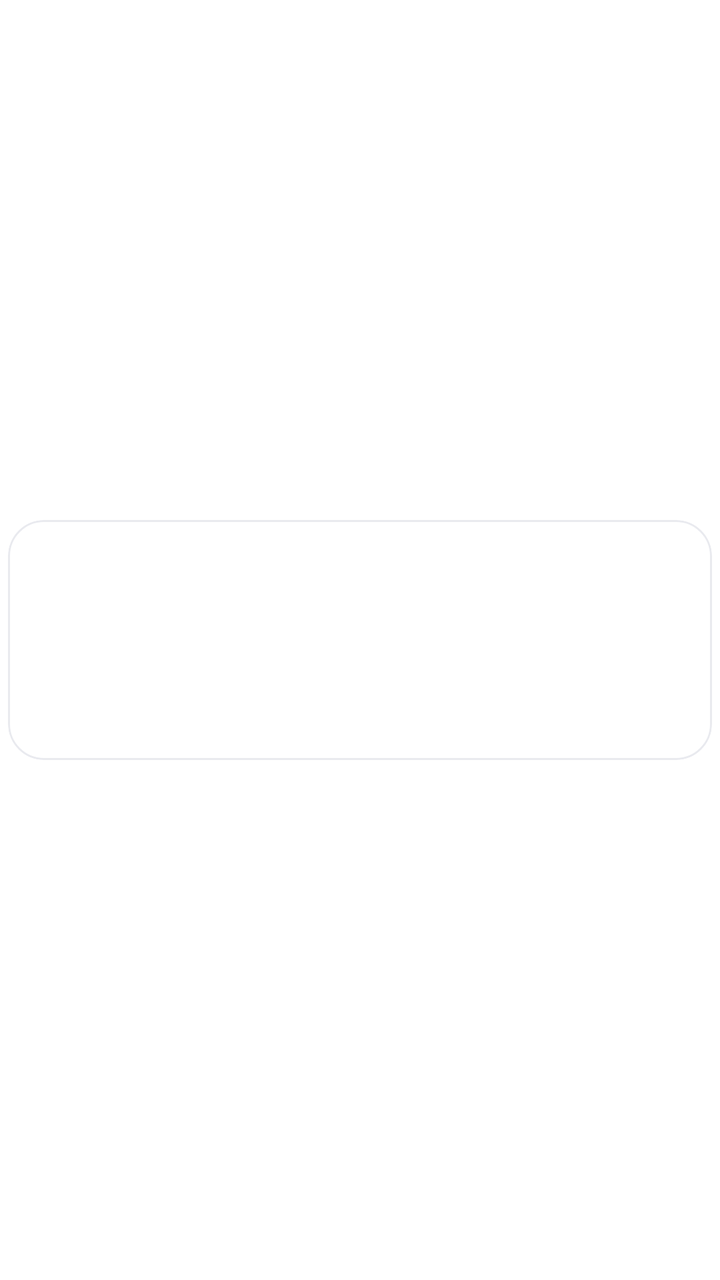
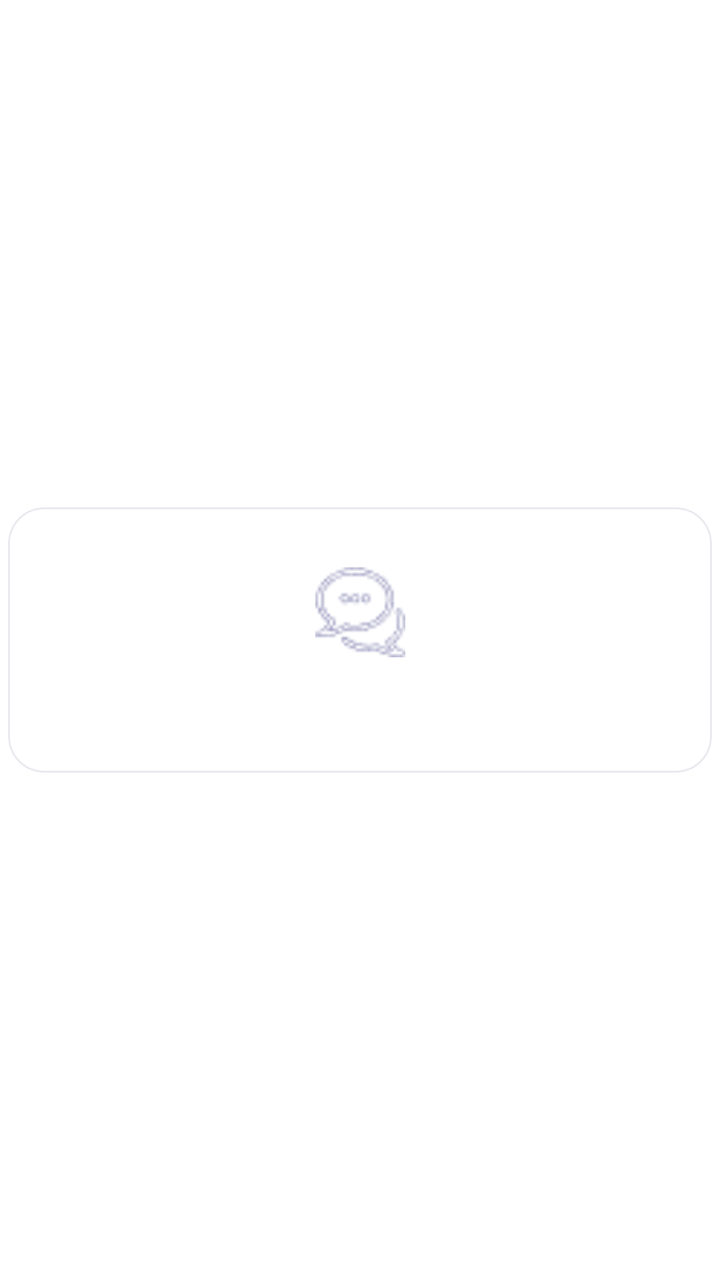

The first picture is an Android layout as it rendered before a commit; the second is the same layout after the commit. The layout source and the unified diff follow.
<!-- AndroidManifest.xml: application theme Theme.NewDesign -->
<!-- res/layout/item_layout_rvservices.xml -->
<?xml version="1.0" encoding="utf-8"?>
<androidx.constraintlayout.widget.ConstraintLayout xmlns:android="http://schemas.android.com/apk/res/android"
    xmlns:app="http://schemas.android.com/apk/res-auto"
    android:layout_width="match_parent"
    android:layout_height="wrap_content"
    android:paddingStart="4dp"
    android:paddingEnd="4dp"
    android:paddingLeft="4dp"
    android:paddingRight="4dp"
    android:paddingTop="5dp"
    android:paddingBottom="5dp">

    <com.google.android.material.card.MaterialCardView
        android:id="@+id/cardview"
        android:layout_width="match_parent"
        android:layout_height="120dp"
        app:cardCornerRadius="18dp"
        app:cardElevation="0dp"
        app:strokeWidth="1dp"
        app:strokeColor="#E9EAEF"
        app:cardBackgroundColor="@color/white"
        app:cardUseCompatPadding="false"
        app:layout_constraintEnd_toEndOf="parent"
        app:layout_constraintStart_toStartOf="parent"
        app:layout_constraintTop_toTopOf="parent"
        app:layout_constraintBottom_toBottomOf="parent">

        <androidx.constraintlayout.widget.ConstraintLayout
            android:id="@+id/layput_services"
            android:layout_width="match_parent"
            android:layout_height="match_parent"
            android:background="@color/white">

            <androidx.constraintlayout.widget.ConstraintLayout
                android:id="@+id/layout_uploadImage"
                android:layout_width="0dp"
                android:layout_height="54dp"
                android:layout_marginTop="12dp"
                android:layout_marginStart="8dp"
                android:layout_marginEnd="8dp"
                app:layout_constraintTop_toTopOf="parent"
                app:layout_constraintEnd_toEndOf="parent"
                app:layout_constraintStart_toStartOf="parent">

                <com.google.android.material.imageview.ShapeableImageView
                    android:id="@+id/iv_services"
                    android:layout_width="match_parent"
                    android:layout_height="match_parent"
                    android:adjustViewBounds="true"
                    android:scaleType="fitCenter"
                    app:layout_constraintBottom_toBottomOf="parent"
                    app:layout_constraintEnd_toEndOf="parent"
                    app:layout_constraintStart_toStartOf="parent"
                    app:layout_constraintTop_toTopOf="parent" />

                <com.google.android.material.imageview.ShapeableImageView
                    android:id="@+id/iv_homecare"
                    android:layout_width="match_parent"
                    android:layout_height="match_parent"
                    android:adjustViewBounds="true"
                    android:scaleType="fitCenter"
                    android:visibility="gone"
                    app:layout_constraintBottom_toBottomOf="parent"
                    app:layout_constraintEnd_toEndOf="parent"
                    app:layout_constraintStart_toStartOf="parent"
                    app:layout_constraintTop_toTopOf="parent" />
            </androidx.constraintlayout.widget.ConstraintLayout>

            <TextView
                android:id="@+id/tv_serviceName"
                android:layout_width="0dp"
                android:layout_height="0dp"
                android:layout_marginStart="6dp"
                android:layout_marginEnd="6dp"
                android:layout_marginTop="6dp"
                android:layout_marginBottom="8dp"
                android:gravity="center"
                android:textAlignment="center"
                android:fontFamily="@font/sf_pro_display_semibold"
                android:textAppearance="@style/TextAppearance.AppCompat.Headline"
                android:textColor="@color/black"
                android:textSize="13sp"
                android:maxLines="2"
                android:ellipsize="end"
                app:layout_constraintTop_toBottomOf="@+id/layout_uploadImage"
                app:layout_constraintBottom_toBottomOf="parent"
                app:layout_constraintStart_toStartOf="parent"
                app:layout_constraintEnd_toEndOf="parent" />

        </androidx.constraintlayout.widget.ConstraintLayout>

    </com.google.android.material.card.MaterialCardView>
</androidx.constraintlayout.widget.ConstraintLayout>
<!-- resources referenced by this layout -->
<resources>
  <color name="black">#FF000000</color>
  <color name="white">#FFFFFFFF</color>
  <style name="Theme.NewDesign" parent="Theme.MaterialComponents.Light.NoActionBar">
          
          <item name="colorPrimary">@color/purple_500</item>
          <item name="colorPrimaryVariant">@color/purple_700</item>
          <item name="colorOnPrimary">@color/white</item>
          
          <item name="colorSecondary">#0639BA</item>
          <item name="colorSecondaryVariant">@color/teal_700</item>
          <item name="colorOnSecondary">@color/black</item>
          
          <item name="android:statusBarColor">@color/purple_700</item>
          <item name="android:windowLightStatusBar">false</item>
          <item name="android:windowDrawsSystemBarBackgrounds">true</item>
          
      </style>
  <color name="purple_500">#AEB3BE</color>
  <color name="purple_700">#FF3700B3</color>
  <color name="teal_700">#FF018786</color>
</resources>

<!-- the commit's change to res/layout/item_layout_rvservices.xml (unified diff, before → after) -->
@@ -13,7 +13,7 @@
     <com.google.android.material.card.MaterialCardView
         android:id="@+id/cardview"
         android:layout_width="match_parent"
-        android:layout_height="120dp"
+        android:layout_height="wrap_content"
         app:cardCornerRadius="18dp"
         app:cardElevation="0dp"
         app:strokeWidth="1dp"
@@ -33,21 +33,20 @@
 
             <androidx.constraintlayout.widget.ConstraintLayout
                 android:id="@+id/layout_uploadImage"
-                android:layout_width="0dp"
-                android:layout_height="54dp"
-                android:layout_marginTop="12dp"
-                android:layout_marginStart="8dp"
-                android:layout_marginEnd="8dp"
+                android:layout_width="95dp"
+                android:layout_height="95dp"
+                android:layout_marginTop="5dp"
                 app:layout_constraintTop_toTopOf="parent"
                 app:layout_constraintEnd_toEndOf="parent"
                 app:layout_constraintStart_toStartOf="parent">
 
                 <com.google.android.material.imageview.ShapeableImageView
                     android:id="@+id/iv_services"
-                    android:layout_width="match_parent"
-                    android:layout_height="match_parent"
+                    android:layout_width="45dp"
+                    android:layout_height="45dp"
                     android:adjustViewBounds="true"
                     android:scaleType="fitCenter"
+                    android:src="@drawable/ic_chat"
                     app:layout_constraintBottom_toBottomOf="parent"
                     app:layout_constraintEnd_toEndOf="parent"
                     app:layout_constraintStart_toStartOf="parent"
@@ -59,7 +58,6 @@
                     android:layout_height="match_parent"
                     android:adjustViewBounds="true"
                     android:scaleType="fitCenter"
-                    android:visibility="gone"
                     app:layout_constraintBottom_toBottomOf="parent"
                     app:layout_constraintEnd_toEndOf="parent"
                     app:layout_constraintStart_toStartOf="parent"
@@ -68,24 +66,20 @@
 
             <TextView
                 android:id="@+id/tv_serviceName"
-                android:layout_width="0dp"
-                android:layout_height="0dp"
-                android:layout_marginStart="6dp"
-                android:layout_marginEnd="6dp"
-                android:layout_marginTop="6dp"
-                android:layout_marginBottom="8dp"
+                android:layout_width="wrap_content"
+                android:layout_height="wrap_content"
+                android:layout_marginBottom="10dp"
+                android:layout_marginTop="5dp"
                 android:gravity="center"
                 android:textAlignment="center"
                 android:fontFamily="@font/sf_pro_display_semibold"
                 android:textAppearance="@style/TextAppearance.AppCompat.Headline"
                 android:textColor="@color/black"
                 android:textSize="13sp"
-                android:maxLines="2"
-                android:ellipsize="end"
-                app:layout_constraintTop_toBottomOf="@+id/layout_uploadImage"
                 app:layout_constraintBottom_toBottomOf="parent"
                 app:layout_constraintStart_toStartOf="parent"
-                app:layout_constraintEnd_toEndOf="parent" />
+                app:layout_constraintEnd_toEndOf="parent"
+                app:layout_constraintTop_toBottomOf="@+id/layout_uploadImage" />
 
         </androidx.constraintlayout.widget.ConstraintLayout>
 
<!-- resource entries referenced after the edit -->
@@ -2,6 +2,7 @@
 <resources>
   <color name="black">#FF000000</color>
   <color name="white">#FFFFFFFF</color>
+  <!-- drawable ic_chat: png bitmap (drawable, 1329 bytes) -->
   <style name="Theme.NewDesign" parent="Theme.MaterialComponents.Light.NoActionBar">
           
           <item name="colorPrimary">@color/purple_500</item>
